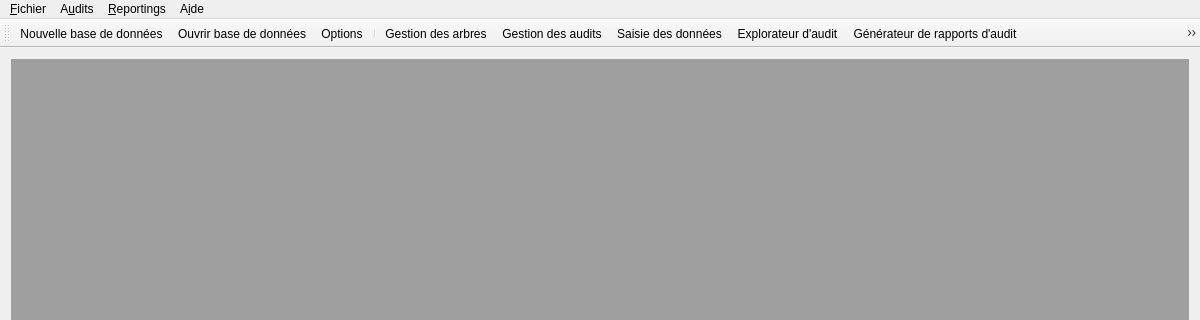
Above: mainwindow.ui from GiPiLab/ProtonClassicSuite before the change; both pictures show x 0 to 1200 and y 0 to 320 of the 1200 by 612 pixel window. Below: the same form after it.
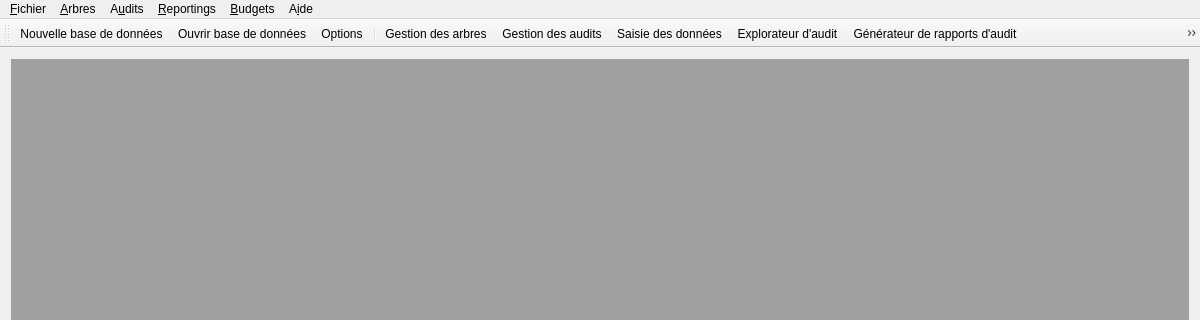
That is the form after the change. Icons and pictures are not drawn.

Patch:
```diff
--- a/mainwindow.ui
+++ b/mainwindow.ui
@@ -79,9 +79,24 @@
     <addaction name="actionExploreReportings"/>
     <addaction name="actionReportingGenerateur_de_rapports"/>
    </widget>
+   <widget class="QMenu" name="menuBudgets">
+    <property name="title">
+     <string>&amp;Budgets</string>
+    </property>
+    <addaction name="actionGestion_des_pr_visions"/>
+    <addaction name="actionElaboration_budg_taire_PCB"/>
+   </widget>
+   <widget class="QMenu" name="menuArbres">
+    <property name="title">
+     <string>&amp;Arbres</string>
+    </property>
+    <addaction name="actionManageTree"/>
+   </widget>
    <addaction name="menuFile"/>
+   <addaction name="menuArbres"/>
    <addaction name="menuDataInput"/>
    <addaction name="menuReporting"/>
+   <addaction name="menuBudgets"/>
    <addaction name="menuA_propos"/>
   </widget>
   <widget class="QToolBar" name="toolBar">
```
Left out of the diff: 13 changed lines with no effect on the pictures.
